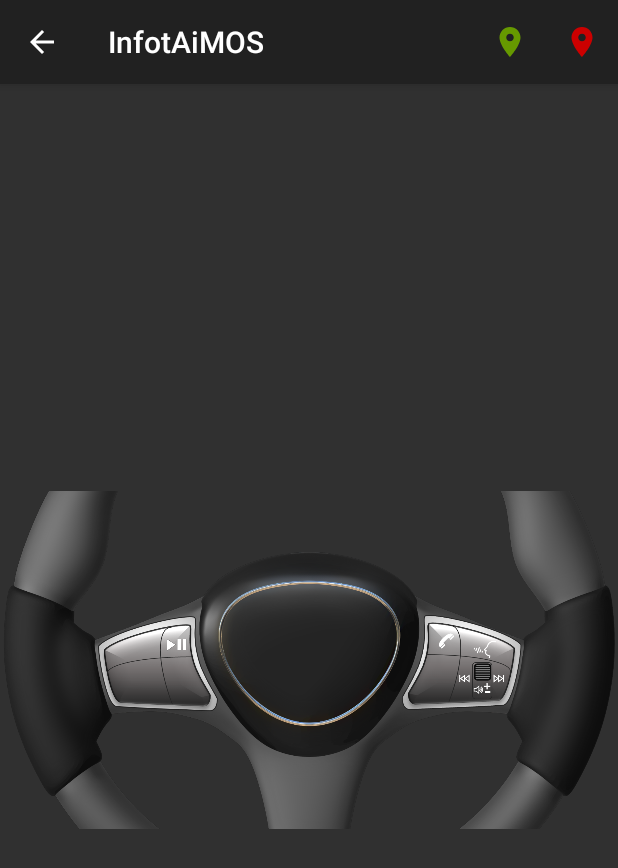
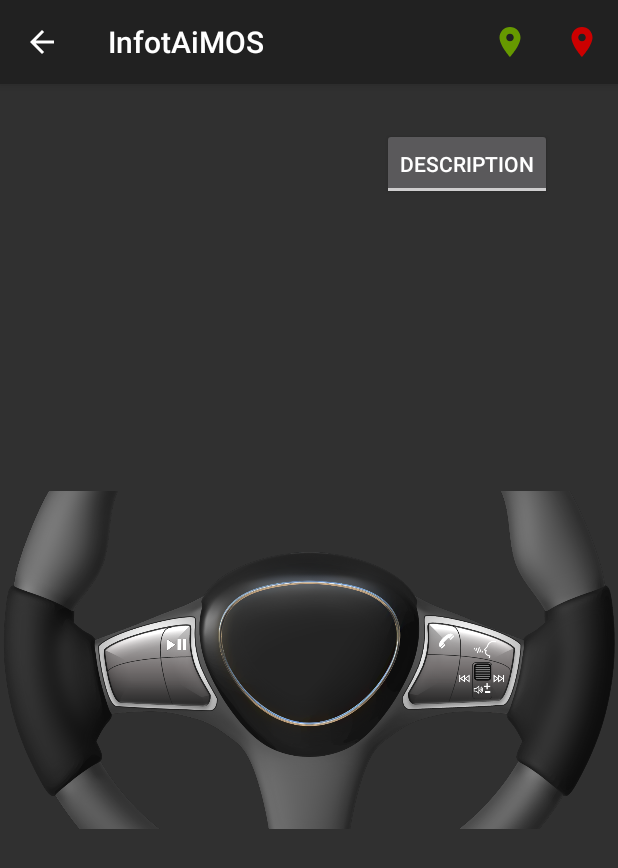
Before and after one commit to amosproj/amos2022ws02-automotive-test-app, an Android app: the WheelPage screen opened through its navigation route, on a phone screen of 412 x 824 dp. Shown: the top 868 px of the screen. Run offline under Robolectric (Android 15) with nearby library versions, the phone set to English and light mode, and no system bars; 2 statements that could not run were skipped.

Commit message:
implemented toggle button Co-authored-by lara.sulzbach@fau.de

```diff
--- a/App/automotive/src/main/java/com/amos/infotaimos/MainActivity.kt
+++ b/App/automotive/src/main/java/com/amos/infotaimos/MainActivity.kt
@@ -94,7 +94,7 @@ class MainActivity : AppCompatActivity() {
             .withEndAction {
                 toastCard.animate()
                     .alpha(0f)
-                    .setDuration(100000)
+                    .setDuration(10000)
                     .setInterpolator(
                         AccelerateInterpolator()
                     ).withEndAction {
--- a/App/automotive/src/main/res/layout/fragment_wheel_page.xml
+++ b/App/automotive/src/main/res/layout/fragment_wheel_page.xml
@@ -71,5 +71,17 @@
         app:layout_constraintTop_toTopOf="@id/imageView"
         app:layout_constraintVertical_bias="0.471" />
 
+    <ToggleButton
+        android:id="@+id/toggleButton"
+        android:layout_width="wrap_content"
+        android:layout_height="wrap_content"
+        android:layout_marginTop="29dp"
+        android:layout_marginEnd="44dp"
+        android:text="ToggleButton"
+        android:textOff="Description"
+        android:textOn="Functionality"
+        app:layout_constraintEnd_toEndOf="parent"
+        app:layout_constraintTop_toTopOf="parent" />
+
 
 </androidx.constraintlayout.widget.ConstraintLayout>
```
Also changed, not shown: App/automotive/src/main/java/com/amos/infotaimos/view/WheelPage.kt (+17 -0 lines).
